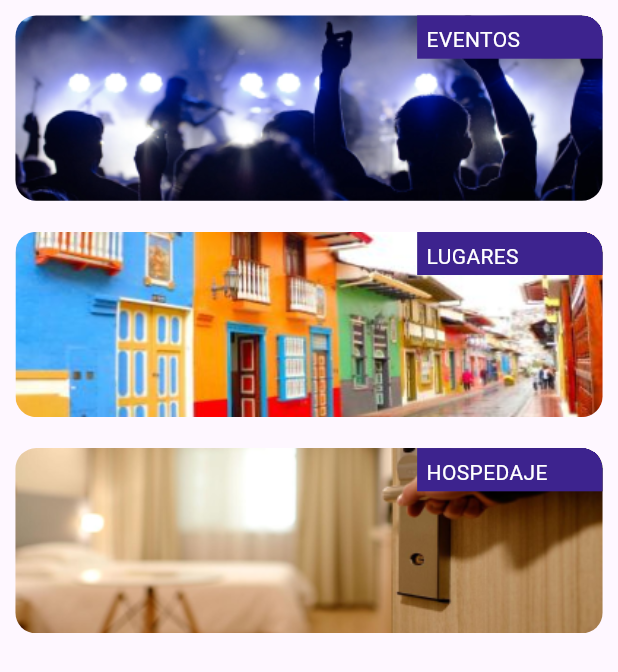
After one commit to fxgonzalez5/viva_city, a Flutter app: the HomeScreen screen opened by its route, on a phone screen of 412 x 824 dp. The commit adds this screen. Shown: the top 672 px of the screen. Run offline on Flutter 3.47's test engine with Material 3 defaults, Android fonts, the phone set to English and light mode, and no system bars; our stand-ins replace go_router.

Commit message:
Tarjetas de home screen terminadas

```diff
--- /dev/null
+++ b/lib/config/menu/category_items.dart
@@ -0,0 +1,27 @@
+class CategoryItem {
+  final String image;
+  final String category;
+
+  const CategoryItem({
+    required this.image,
+    required this.category,
+  });
+}
+
+const List<CategoryItem> categoryItems = [
+  CategoryItem(
+    image: 'assets/images/category1.png',
+    category: 'EVENTOS'
+  ),
+
+  CategoryItem(
+    image: 'assets/images/category2.png',
+    category: 'LUGARES'
+  ),
+
+  CategoryItem(
+    image: 'assets/images/category3.png',
+    category: 'HOSPEDAJE'
+  ),
+
+];
--- a/lib/config/router/app_router.dart
+++ b/lib/config/router/app_router.dart
@@ -29,5 +29,11 @@ final appRouter = GoRouter(
       name: PresentationScreen.name,
       builder: (context, state) => const PresentationScreen(),
     ),
+
+    GoRoute(
+      path: '/home',
+      name: HomeScreen.name,
+      builder: (context, state) => const HomeScreen(),
+    ),
   ],
 );
--- /dev/null
+++ b/lib/presentation/screens/home/home_screen.dart
@@ -0,0 +1,30 @@
+import 'package:flutter/material.dart';
+import 'package:viva_city/config/menu/category_items.dart';
+import 'package:viva_city/config/theme/responsive.dart';
+import 'package:viva_city/presentation/widgets/widgets.dart';
+
+class HomeScreen extends StatelessWidget {
+  static const String name = 'home_screen';
+  const HomeScreen({super.key});
+
+  @override
+  Widget build(BuildContext context) {
+    final responsive = Responsive(context);
+    return Scaffold(
+      body: Column(
+        children: [
+          Expanded(
+            child: ListView.builder(
+              itemCount: categoryItems.length,
+              itemBuilder: (BuildContext context, int index) {
+                return CategoryCard(
+                  category: categoryItems[index].category,
+                  imageUrl: categoryItems[index].image,);
+              },
+            ),
+          ),
+        ],
+      ),
+    );
+  }
+}
--- a/lib/presentation/screens/screens.dart
+++ b/lib/presentation/screens/screens.dart
@@ -2,3 +2,4 @@ export 'package:viva_city/presentation/screens/presentation/presentation_screen.
 export 'package:viva_city/presentation/screens/slides/slides_screen.dart';
 export 'package:viva_city/presentation/screens/auth/login_screen.dart';
 export 'package:viva_city/presentation/screens/auth/signup_screen.dart';
+export 'package:viva_city/presentation/screens/home/home_screen.dart';
--- /dev/null
+++ b/lib/presentation/widgets/category_card.dart
@@ -0,0 +1,41 @@
+
+import 'package:flutter/material.dart';
+import 'package:viva_city/config/theme/responsive.dart';
+
+class CategoryCard extends StatelessWidget {
+  final String category;
+  final String imageUrl;
+  const CategoryCard({
+    super.key, required this.category, required this.imageUrl,
+
+  });
+
+
+  @override
+  Widget build(BuildContext context) {
+    final responsive = Responsive(context);
+    final colors = Theme.of(context).colorScheme;
+    return Container(
+      margin: EdgeInsets.all(responsive.wp(2.5)),
+      height: responsive.hp(15),
+      clipBehavior: Clip.hardEdge,
+      decoration: BoxDecoration(
+        image: DecorationImage(image: AssetImage(imageUrl),
+        fit: BoxFit.cover ),
+        borderRadius: BorderRadius.circular(responsive.ip(1.5))
+      ),
+      child: Align(
+        alignment: Alignment.topRight,
+        child: Container(
+          padding: EdgeInsets.all(responsive.wp(1.5)),
+          child: Text( category, style: TextStyle(
+            color: Colors.white
+          ),),
+          width: responsive.wp(30),
+          height: responsive.hp(3.5),
+          color: colors.primary,
+        ),
+      ),
+    );
+  }
+}
--- a/lib/presentation/widgets/custom_elevated_button.dart
+++ b/lib/presentation/widgets/custom_elevated_button.dart
@@ -6,19 +6,17 @@ class CustomElevatedButton extends StatelessWidget {
   final  EdgeInsets padding;
   final  String text;
   final  TextStyle? style;
+  final  VoidCallback? onPressed;
 
   const CustomElevatedButton({
-    super.key, required this.padding, required this.text, this.style,
+    super.key, required this.padding, required this.text, this.style, required this.onPressed,
   });
 
 
   @override
   Widget build(BuildContext context) {
     return ElevatedButton(
-        onPressed: () {
-          context.pushReplacementNamed(PresentationScreen.name);
-          //TODO: Validar ingreso con credenciales del usuario
-        },
+        onPressed: onPressed,
         style: ButtonStyle(
             padding: MaterialStatePropertyAll(
               padding
--- a/lib/presentation/widgets/widgets.dart
+++ b/lib/presentation/widgets/widgets.dart
@@ -1,3 +1,4 @@
+export 'package:viva_city/presentation/widgets/category_card.dart';
 export 'package:viva_city/presentation/widgets/auth_background.dart';
 export 'package:viva_city/presentation/widgets/custom_text_form_field.dart';
 export 'package:viva_city/presentation/widgets/dots.dart';
```
Also changed, not shown: assets/images/category1.png (added), assets/images/category2.png (added), assets/images/category3.png (added).
